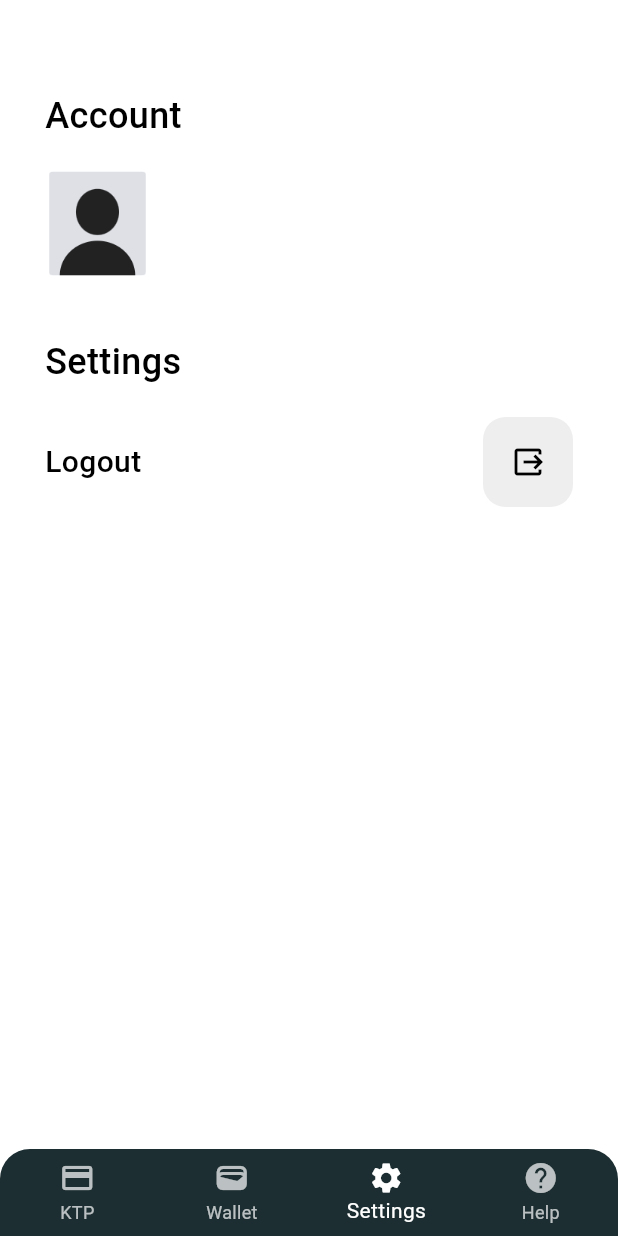
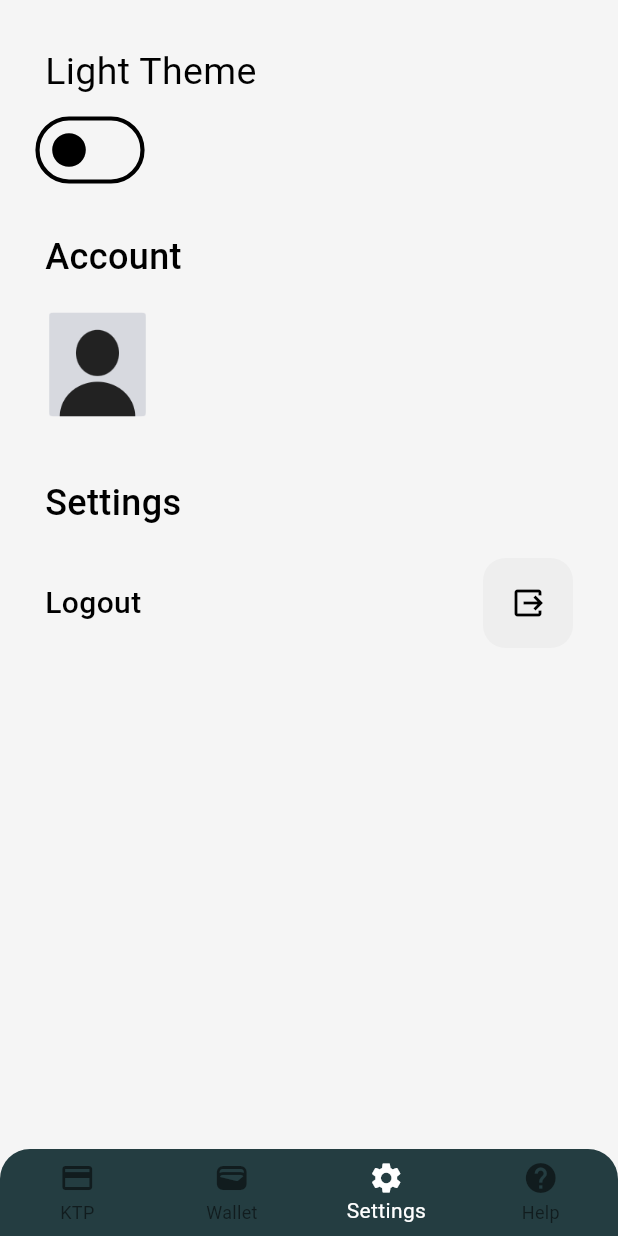
Before and after one commit to ottoxan/Digital_ktp, a Flutter app: the HomeScreen screen opened by its route, item 3 of the bottom bar chosen, on a phone screen of 412 x 824 dp. Run offline on Flutter 3.47's test engine with Material 3 defaults, Android fonts, the light colour scheme and no system bars; our stand-ins replace animated_text_kit, cloud_firestore, firebase_auth, firebase_core, loading_overlay, qr_flutter and 1 more; accounts and stored records are empty.

Commit message:
color changes

```diff
--- a/lib/pages/settingspage.dart
+++ b/lib/pages/settingspage.dart
@@ -2,6 +2,9 @@ import 'package:digital_ktp/screens/home_screen.dart';
 import 'package:digital_ktp/screens/welcome_screen.dart';
 import 'package:firebase_auth/firebase_auth.dart';
 import 'package:flutter/material.dart';
+import 'package:provider/provider.dart';
+import '../theme_provider.dart';
+import '../theme_data_style.dart';
 
 class SettingsPage extends StatefulWidget {
   const SettingsPage({super.key});
@@ -28,12 +31,31 @@ class _SettingsPageState extends State<SettingsPage> {
 
   @override
   Widget build(BuildContext context) {
+    final themeProvider = Provider.of<ThemeProvider>(context);
     return SafeArea(
       child: Padding(
         padding: const EdgeInsets.all(30),
         child: Column(
           crossAxisAlignment: CrossAxisAlignment.start,
           children: [
+            Text(
+              themeProvider.themeDataStyle == ThemeDataStyle.dark
+                  ? 'Dark Theme'
+                  : 'Light Theme',
+              style: const TextStyle(fontSize: 25.0),
+            ),
+            const SizedBox(height: 10.0),
+            Transform.scale(
+              scale: 1.4,
+              child: Switch(
+                value: themeProvider.themeDataStyle == ThemeDataStyle.dark
+                    ? true
+                    : false,
+                onChanged: (isOn) {
+                  themeProvider.changeTheme();
+                },
+              ),
+            ),
             const SizedBox(height: 30),
             const Text(
               'Account',
--- a/lib/screens/home_screen.dart
+++ b/lib/screens/home_screen.dart
@@ -24,15 +24,12 @@ class _HomeScreenState extends State<HomeScreen> {
   final _auth = FirebaseAuth.instance;
   int _selectedIndex = 0;
 
-
   @override
   void initState() {
     super.initState();
     getCurrentUser();
     log('${_auth.currentUser?.email}');
   }
-
-
 
   void getCurrentUser() async {
     try {
@@ -53,8 +50,7 @@ class _HomeScreenState extends State<HomeScreen> {
     }
   }
 
-
-  void _navigateBottomBar(int index){
+  void _navigateBottomBar(int index) {
     setState(() {
       _selectedIndex = index;
     });
@@ -70,7 +66,7 @@ class _HomeScreenState extends State<HomeScreen> {
   @override
   Widget build(BuildContext context) {
     return Scaffold(
-      backgroundColor: Colors.white,
+        backgroundColor: Theme.of(context).colorScheme.surface,
         bottomNavigationBar: Container(
           child: ClipRRect(
             borderRadius: const BorderRadius.only(
@@ -78,7 +74,7 @@ class _HomeScreenState extends State<HomeScreen> {
               topLeft: Radius.circular(20),
             ),
             child: BottomNavigationBar(
-              backgroundColor: const Color(0xff1C2E31),
+                backgroundColor: Theme.of(context).colorScheme.secondary,
                 fixedColor: Colors.white,
                 type: BottomNavigationBarType.fixed,
                 elevation: 0,
@@ -90,22 +86,17 @@ class _HomeScreenState extends State<HomeScreen> {
                     label: "KTP",
                   ),
                   BottomNavigationBarItem(
-                    icon: Icon(Icons.wallet),
-                    label: "Wallet"),
+                      icon: Icon(Icons.wallet), label: "Wallet"),
                   BottomNavigationBarItem(
-                    icon: Icon(Icons.settings),
-                    label: "Settings"),
+                      icon: Icon(Icons.settings), label: "Settings"),
                   BottomNavigationBarItem(
-                    icon: Icon(Icons.help),
-                    label: "Help"),
+                      icon: Icon(Icons.help), label: "Help"),
                 ]),
           ),
         ),
-      body: _pages [_selectedIndex]
-    );
+        body: _pages[_selectedIndex]);
   }
 }
-
 
 class dataDetails extends StatelessWidget {
   final String dataName;
--- /dev/null
+++ b/lib/theme_data_style.dart
@@ -0,0 +1,24 @@
+import 'package:flutter/material.dart';
+
+class ThemeDataStyle {
+  static ThemeData light = ThemeData(
+    useMaterial3: true,
+    brightness: Brightness.light,
+    colorScheme: ColorScheme.light(
+      surface: Colors.grey.shade100,
+      primary: Color(0xFF243D41),
+      secondary: Color(0xFF243D41),
+    ),
+  );
+
+  static ThemeData dark = ThemeData(
+    useMaterial3: true,
+    brightness: Brightness.dark,
+    scaffoldBackgroundColor: Colors.black,
+    colorScheme: ColorScheme.dark(
+      surface: Color(0xFF243D41),
+      primary: Colors.white,
+      secondary: Colors.white,
+    ),
+  );
+}
--- /dev/null
+++ b/lib/theme_provider.dart
@@ -0,0 +1,22 @@
+import 'package:flutter/material.dart';
+
+import 'theme_data_style.dart';
+
+class ThemeProvider extends ChangeNotifier {
+  ThemeData _themeDataStyle = ThemeDataStyle.light;
+
+  ThemeData get themeDataStyle => _themeDataStyle;
+
+  set themeDataStyle(ThemeData themeData) {
+    _themeDataStyle = themeData;
+    notifyListeners();
+  }
+
+  void changeTheme() {
+    if (_themeDataStyle == ThemeDataStyle.light) {
+      themeDataStyle = ThemeDataStyle.dark;
+    } else {
+      themeDataStyle = ThemeDataStyle.light;
+    }
+  }
+}
```
Also changed, not shown: lib/main.dart (+7 -12 lines). Lines whose indentation alone changed are shown as unchanged.
